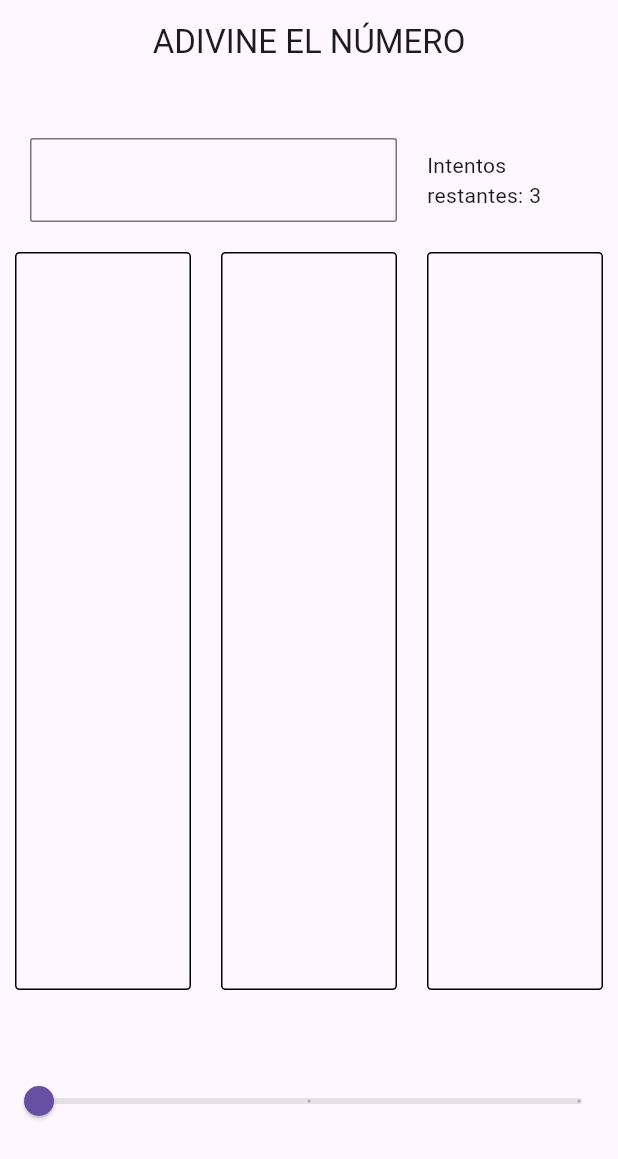
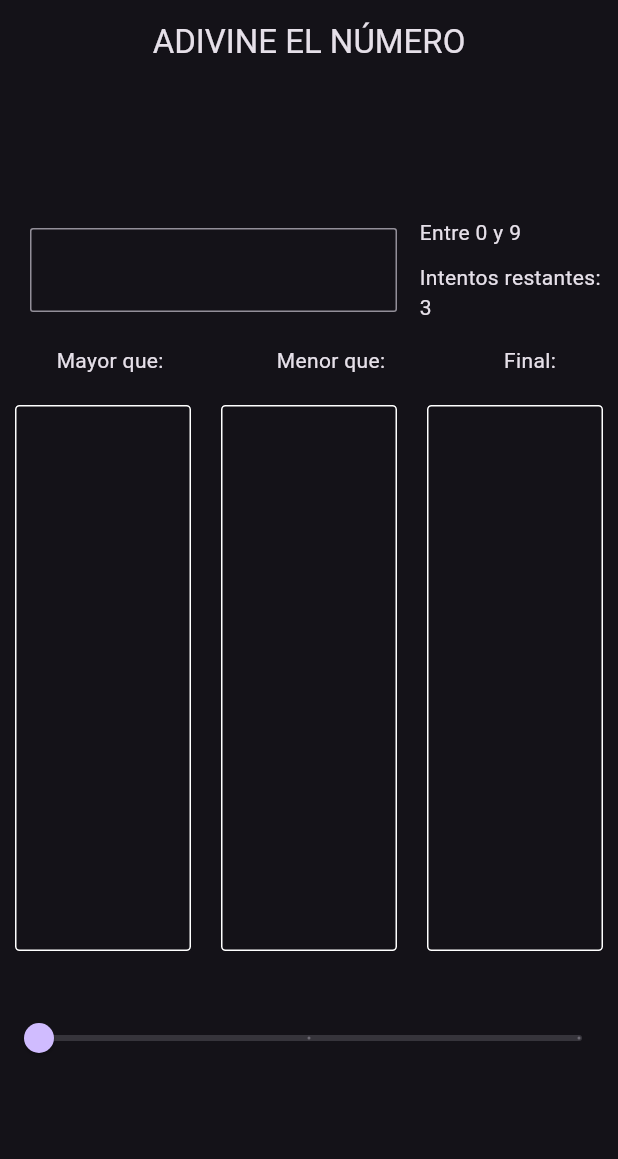
Before and after one commit to OMFER/mayor_menor, a Flutter app: the screen it shows after launch, on a phone screen of 412 x 824 dp. Shown: the top 1159 px of the screen. Run offline on Flutter 3.47's test engine with Material 3 defaults, Android fonts, the phone set to English and light mode, and no system bars.

Commit message:
Merge branch 'develop' into feature/pruebaRSA

```diff
--- a/lib/core/datos.dart
+++ /dev/null
@@ -1,15 +0,0 @@
-class JuegoSing {
-  static final JuegoSing _singleton = JuegoSing._internal();
-  factory JuegoSing() => _singleton;
-  JuegoSing._internal();
-
-  int? find;
-
-  int? currentNivel = 0;
-
-
-  void reset (){
-    //find = numGenerador(0);
-    currentNivel = 0;
-  }
-}
--- /dev/null
+++ b/lib/core/singleton.dart
@@ -0,0 +1,14 @@
+class JuegoSing {
+  static final JuegoSing _singleton = JuegoSing._internal();
+  JuegoSing._internal();
+  //factory JuegoSing() => _singleton;
+  static JuegoSing get instance => _singleton;
+
+  int? find;
+
+  int? currentNivel = 0;
+
+  void setLevel(int level) => currentNivel = level;
+
+  void reset() =>currentNivel = 0;
+}
--- a/lib/function/evaluar.dart
+++ b/lib/function/evaluar.dart
@@ -1,9 +1,9 @@
 import 'package:flutter/material.dart';
-import 'package:mayor_menor/core/datos.dart';
+import 'package:mayor_menor/core/singleton.dart';
 import 'package:mayor_menor/provider/provider.dart';
 import 'package:provider/provider.dart';
 
-JuegoSing sing = JuegoSing();
+JuegoSing sing = JuegoSing.instance;
 //final prov = Provider(create: (context) => Provider.of<ListasProvider>);
 
 void evaluardor(int intento, BuildContext context){
--- a/lib/function/niv_generador.dart
+++ b/lib/function/niv_generador.dart
@@ -1,10 +1,10 @@
 import 'dart:math';
 import 'package:flutter/material.dart';
-import 'package:mayor_menor/core/datos.dart';
+import 'package:mayor_menor/core/singleton.dart';
 import 'package:mayor_menor/provider/provider.dart';
 import 'package:provider/provider.dart';
 
-JuegoSing sing = JuegoSing();
+JuegoSing sing = JuegoSing.instance;
 
 int? numGenerador(int? nivel, BuildContext context){
   final prov = Provider.of<ListasProvider>(context, listen: false);
--- a/lib/juego_page.dart
+++ b/lib/juego_page.dart
@@ -23,7 +23,6 @@ class JuegoPage extends StatelessWidget {
   @override
   Widget build(BuildContext context) {
     final prov = Provider.of<ListasProvider>(context);
-    // This method is rerun every time setState is called, for instance as done
     return Scaffold(
       appBar: AppBar(
         title: Center(child: Text(title.toUpperCase())),
@@ -33,14 +32,12 @@ class JuegoPage extends StatelessWidget {
           child: Column(
             mainAxisAlignment: MainAxisAlignment.center,
             children: [
-              //intentos
-              Flexible(
-                flex: 1,
+              Flexible(//intentos
+                flex: 2,
                 child: Row(
                   mainAxisAlignment: MainAxisAlignment.spaceAround,
                   children: [
-                    //Candidato
-                    Flexible(
+                    Flexible(//Candidato
                       flex: 2,
                       child: Container(
                         margin:const EdgeInsets.only(left: 20, bottom: 10, right: 10, top: 10),
@@ -64,21 +61,62 @@ class JuegoPage extends StatelessWidget {
                             //setState(() {});
                           },
                         ),
-                      )
+                      ),
                     ),
-                    //Intentos restantes
+                    Flexible(//Detalles de nivel
+                      flex: 1,
+                      child: SingleChildScrollView(
+                        child: Column(
+                          mainAxisAlignment: MainAxisAlignment.center,
+                          crossAxisAlignment: CrossAxisAlignment.start,
+                          children: [
+                            Container(
+                              margin:const EdgeInsets.all(5),
+                              child: Text('Entre 0 y ${prov.tope}'),
+                            ),
+                            Container(
+                              margin:const EdgeInsets.all(5),
+                              child: Text('Intentos restantes: ${prov.intentosRestantes}'),
+                            ),
+                          ],
+                        ),
+                      ),
+                    ),
+                  ],
+                ),
+              ),
+               Flexible(//Titulos
+                flex: 1,
+                child: Row(
+                  mainAxisAlignment: MainAxisAlignment.spaceAround,
+                  children: [
+                    //Mayor que
                     Flexible(
                       flex: 1,
                       child: Container(
                         margin:const EdgeInsets.all(10),
-                        child: Text('Intentos restantes: ${prov.intentosRestantes}'),
-                      )
+                        child:const Text('Mayor que:'),
+                      ),
                     ),
+                    //Menor que
+                    Flexible(
+                      flex: 1,
+                      child: Container(
+                        margin:const EdgeInsets.all(10),
+                        child:const Text('Menor que: '),
+                      ),
+                    ),
+                    //Igual
+                    Flexible(
+                      flex: 1,
+                      child: Container(
+                        margin:const EdgeInsets.all(10),
+                        child:const Text('Final: '),
+                    ))
                   ],
-                )
+                ),
               ),
-                //Mayor, menos, igual
-              Flexible(
+              Flexible(//Mayor, menor, igual
                 flex: 4,
                 child: Consumer<ListasProvider>(
                   builder:(context, provider, _) => Row(
@@ -91,7 +129,10 @@ class JuegoPage extends StatelessWidget {
                           margin:const EdgeInsets.all(10),
                           decoration: BoxDecoration(
                             borderRadius:const BorderRadius.all(Radius.circular(3)),
-                            border: Border.all(width: 1),
+                            border: Border.all(
+                              width: 1,
+                              color: Colors.white,
+                            ),
                           ),
                           child: ListView.builder(
                             itemCount: prov.menores.length,
@@ -107,7 +148,10 @@ class JuegoPage extends StatelessWidget {
                           margin:const EdgeInsets.all(10),
                           decoration: BoxDecoration(
                             borderRadius:const BorderRadius.all(Radius.circular(3)),
-                            border: Border.all(width: 1),
+                            border: Border.all(
+                              width: 1,
+                              color: Colors.white,
+                            ),
                           ),
                           child: ListView.builder(
                             itemCount: prov.mayores.length,
@@ -123,18 +167,21 @@ class JuegoPage extends StatelessWidget {
                           margin:const EdgeInsets.all(10),
                           decoration: BoxDecoration(
                             borderRadius:const BorderRadius.all(Radius.circular(3)),
-                            border: Border.all(width: 1),
+                            border: Border.all(
+                              width: 1,
+                              color: Colors.white,
+                            ),
                           ),
                           child: ListView.builder(
                             itemCount: prov.fin.length,
                             padding:const EdgeInsets.all(5),
                             itemBuilder: (BuildContext context, int index) => ListTile(title: Text('${prov.fin[index]}')),
-                          )
-                        )
+                          ),
+                        ),
                       ),
                     ],
-                  )
-                )
+                  ),
+                ),
               ),
                 //dificultad
               Flexible(
@@ -146,12 +193,13 @@ class JuegoPage extends StatelessWidget {
                   onChanged: (newvalue) {
                   prov.numGenerador(newvalue.toInt(), context);
                     prov.slider = newvalue;
+                    sing.setLevel(newvalue.toInt());
                    // setState(() => sing.currentNivel = newvalue.toInt());
                     //() => sing.currentNivel = newvalue.toInt();
                   },
                   divisions: 2,
                   label: '${sing.currentNivel}',
-                )
+                ),
               ),
             ],
           ),
--- a/lib/main.dart
+++ b/lib/main.dart
@@ -18,6 +18,7 @@ class MyApp extends StatelessWidget {
       child: MaterialApp(
         title: 'Mayor que, menor que',
         home: JuegoPage(title: 'Adivine el número'),
+        theme: ThemeData.dark(useMaterial3: true),
       ),
     );
   }
--- a/lib/provider/provider.dart
+++ b/lib/provider/provider.dart
@@ -2,7 +2,7 @@ import 'dart:math';
 
 import 'package:flutter/material.dart';
 
-import '../core/datos.dart';
+import '../core/singleton.dart';
 
 class ListasProvider with ChangeNotifier{
 
@@ -11,11 +11,13 @@ class ListasProvider with ChangeNotifier{
   List<int> _fin = [];
   double _slider = 0;
   int? _intentosRestantes;
+  int? _tope = 0;
 
   List<int> get menores => _menores;
   List<int> get mayores => _mayores;
   List<int> get fin => _fin;
   int? get intentosRestantes => _intentosRestantes;
+  int? get tope => _tope;
 
   double get slider => _slider;
   set slider(double value){
@@ -36,28 +38,36 @@ class ListasProvider with ChangeNotifier{
     notifyListeners();
   }
 
+  set tope(int? value){
+    _tope = value;
+    notifyListeners();
+  }
+
   void reset (){
     _menores = [];
     _mayores = [];
   }
 
-JuegoSing sing = JuegoSing();
+JuegoSing sing = JuegoSing.instance;
 
 int? numGenerador(int? nivel, BuildContext context){
   switch (nivel) {
     case 0:{
       sing.find = Random().nextInt(10);
-    intentosRestantes = 3;
+      intentosRestantes = 3;
+      tope = 9;
     }
     break;
     case 1:{
       sing.find = Random().nextInt(20);
       intentosRestantes = 7;
+      tope = 19;
     }
     break;
     case 2:{
       sing.find = Random().nextInt(100);
       intentosRestantes = 19;
+      tope = 99;
     }
     break;
     default:
```
